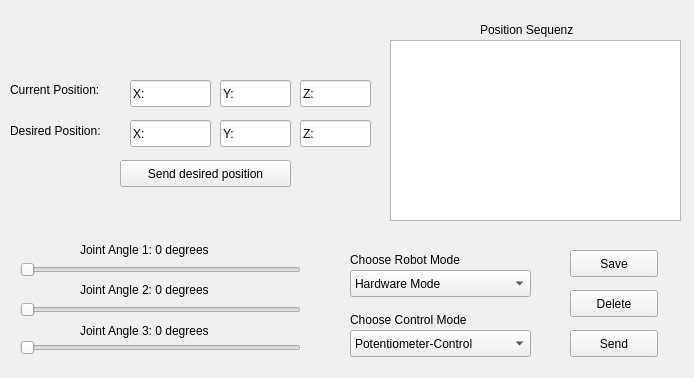
Before: the Qt Designer form src/robot_gui/share/robot_gui/ui/robot_gui.ui in BrenzingerLuca/robotic_arm_project, drawn with Qt 5.
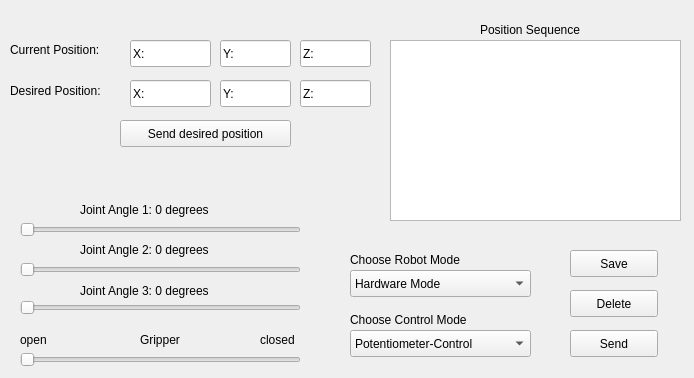
After: the same form once the commit is applied.

Commit message: Implementation of a 4th slider to controll the gripper. Also adapted the pca controll to control 4 instead of 3 Servos

Patch:
```diff
--- a/src/robot_gui/share/robot_gui/ui/robot_gui.ui
+++ b/src/robot_gui/share/robot_gui/ui/robot_gui.ui
@@ -17,7 +17,7 @@
    <property name="geometry">
     <rect>
      <x>20</x>
-     <y>340</y>
+     <y>300</y>
      <width>281</width>
      <height>16</height>
     </rect>
@@ -30,19 +30,6 @@
    <property name="geometry">
     <rect>
      <x>20</x>
-     <y>300</y>
-     <width>281</width>
-     <height>20</height>
-    </rect>
-   </property>
-   <property name="orientation">
-    <enum>Qt::Horizontal</enum>
-   </property>
-  </widget>
-  <widget class="QSlider" name="slider_joint1">
-   <property name="geometry">
-    <rect>
-     <x>20</x>
      <y>260</y>
      <width>281</width>
      <height>20</height>
@@ -52,11 +39,24 @@
     <enum>Qt::Horizontal</enum>
    </property>
   </widget>
+  <widget class="QSlider" name="slider_joint1">
+   <property name="geometry">
+    <rect>
+     <x>20</x>
+     <y>220</y>
+     <width>281</width>
+     <height>20</height>
+    </rect>
+   </property>
+   <property name="orientation">
+    <enum>Qt::Horizontal</enum>
+   </property>
+  </widget>
   <widget class="QLabel" name="label_slider_joint1">
    <property name="geometry">
     <rect>
      <x>80</x>
-     <y>240</y>
+     <y>200</y>
      <width>171</width>
      <height>19</height>
     </rect>
@@ -69,7 +69,7 @@
    <property name="geometry">
     <rect>
      <x>80</x>
-     <y>280</y>
+     <y>240</y>
      <width>161</width>
      <height>19</height>
     </rect>
@@ -82,7 +82,7 @@
    <property name="geometry">
     <rect>
      <x>80</x>
-     <y>320</y>
+     <y>280</y>
      <width>161</width>
      <height>21</height>
     </rect>
@@ -224,14 +224,14 @@
     </rect>
    </property>
    <property name="text">
-    <string>Position Sequenz</string>
+    <string>Position Sequence</string>
    </property>
   </widget>
   <widget class="QLabel" name="label_7">
    <property name="geometry">
     <rect>
      <x>10</x>
-     <y>80</y>
+     <y>40</y>
      <width>141</width>
      <height>20</height>
     </rect>
@@ -244,7 +244,7 @@
    <property name="geometry">
     <rect>
      <x>10</x>
-     <y>120</y>
+     <y>80</y>
      <width>111</width>
      <height>21</height>
     </rect>
@@ -257,7 +257,7 @@
    <property name="geometry">
     <rect>
      <x>130</x>
-     <y>120</y>
+     <y>80</y>
      <width>81</width>
      <height>27</height>
     </rect>
@@ -270,7 +270,7 @@
    <property name="geometry">
     <rect>
      <x>220</x>
-     <y>80</y>
+     <y>40</y>
      <width>71</width>
      <height>27</height>
     </rect>
@@ -283,7 +283,7 @@
    <property name="geometry">
     <rect>
      <x>300</x>
-     <y>120</y>
+     <y>80</y>
      <width>71</width>
      <height>27</height>
     </rect>
@@ -296,7 +296,7 @@
    <property name="geometry">
     <rect>
      <x>220</x>
-     <y>120</y>
+     <y>80</y>
      <width>71</width>
      <height>27</height>
     </rect>
@@ -309,7 +309,7 @@
    <property name="geometry">
     <rect>
      <x>300</x>
-     <y>80</y>
+     <y>40</y>
      <width>71</width>
      <height>27</height>
     </rect>
@@ -322,7 +322,7 @@
    <property name="geometry">
     <rect>
      <x>130</x>
-     <y>80</y>
+     <y>40</y>
      <width>81</width>
      <height>27</height>
     </rect>
@@ -335,7 +335,7 @@
    <property name="geometry">
     <rect>
      <x>120</x>
-     <y>160</y>
+     <y>120</y>
      <width>171</width>
      <height>27</height>
     </rect>
@@ -344,6 +344,58 @@
     <string>Send desired position</string>
    </property>
   </widget>
+  <widget class="QSlider" name="gripper_slider">
+   <property name="geometry">
+    <rect>
+     <x>20</x>
+     <y>350</y>
+     <width>281</width>
+     <height>20</height>
+    </rect>
+   </property>
+   <property name="orientation">
+    <enum>Qt::Horizontal</enum>
+   </property>
+  </widget>
+  <widget class="QLabel" name="label">
+   <property name="geometry">
+    <rect>
+     <x>140</x>
+     <y>330</y>
+     <width>66</width>
+     <height>19</height>
+    </rect>
+   </property>
+   <property name="text">
+    <string>Gripper</string>
+   </property>
+  </widget>
+  <widget class="QLabel" name="label_2">
+   <property name="geometry">
+    <rect>
+     <x>260</x>
+     <y>330</y>
+     <width>51</width>
+     <height>19</height>
+    </rect>
+   </property>
+   <property name="text">
+    <string>closed</string>
+   </property>
+  </widget>
+  <widget class="QLabel" name="label_3">
+   <property name="geometry">
+    <rect>
+     <x>20</x>
+     <y>330</y>
+     <width>41</width>
+     <height>19</height>
+    </rect>
+   </property>
+   <property name="text">
+    <string>open</string>
+   </property>
+  </widget>
  </widget>
  <resources/>
  <connections/>
```
The commit also changes 2 other files.
